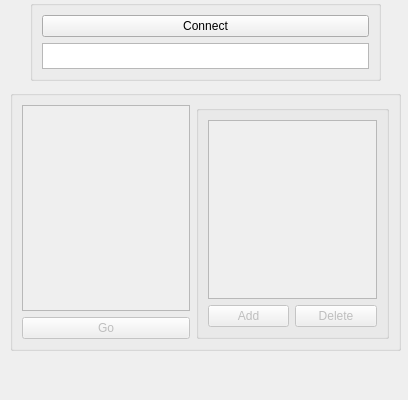
Luber90/InternetRadio, file Klient/Client/mainwindow.ui: the form before one commit.
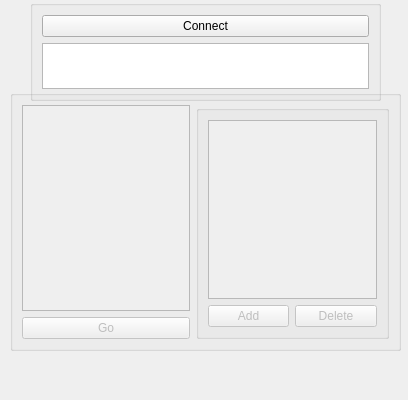
The form after the commit.

What changed in the file:
```diff
--- a/Klient/Client/mainwindow.ui
+++ b/Klient/Client/mainwindow.ui
@@ -20,7 +20,7 @@
       <x>30</x>
       <y>0</y>
       <width>351</width>
-      <height>81</height>
+      <height>101</height>
      </rect>
     </property>
     <property name="checkable">
```
